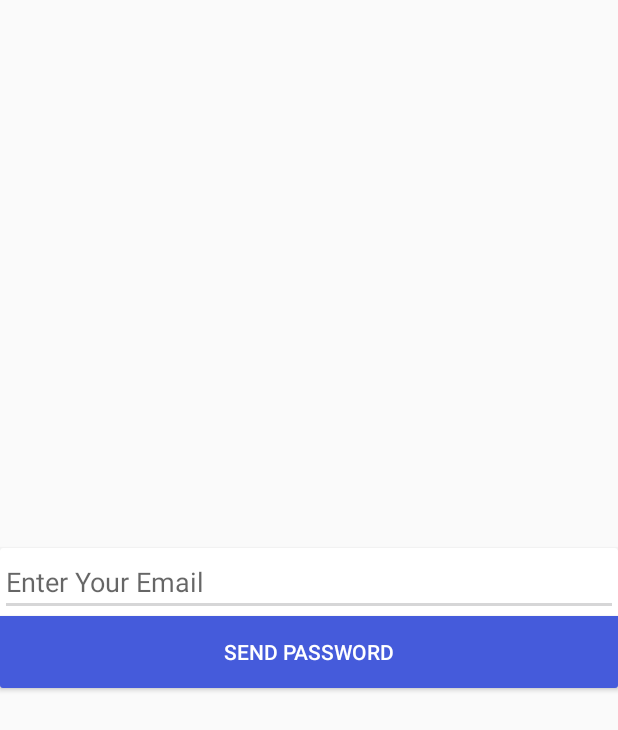
After one commit to Amxadhussain97/Android, an Android app: the ForgetpassActivity screen opened directly, with no data from a screen before it, on a phone screen of 412 x 824 dp. The commit adds this screen. Shown: the top 730 px of the screen. Run offline under Robolectric (Android 15) with nearby library versions, the phone set to English and light mode, and no system bars; our stand-ins replace Firebase (no records; nobody signed in at launch, a user with empty details on screens opened directly).

Commit message:
updated 27-9-19

```diff
--- a/app/src/main/AndroidManifest.xml
+++ b/app/src/main/AndroidManifest.xml
@@ -11,7 +11,8 @@
         android:supportsRtl="true"
         android:theme="@style/AppTheme"
         tools:ignore="GoogleAppIndexingWarning">
-        <activity android:name=".ChatFragment"></activity>
+        <activity android:name=".ForgetpassActivity"></activity>
+        <activity android:name=".ChatFragment" />
         <activity android:name=".message_activity" />
         <activity android:name=".fragment_users" />
         <activity android:name=".PostActivity" />
--- /dev/null
+++ b/app/src/main/java/com/example/hometutor/ForgetpassActivity.java
@@ -0,0 +1,58 @@
+package com.example.hometutor;
+
+import androidx.annotation.NonNull;
+import androidx.appcompat.app.AppCompatActivity;
+
+import android.os.Bundle;
+import android.view.View;
+import android.widget.Button;
+import android.widget.EditText;
+import android.widget.ProgressBar;
+import android.widget.Toast;
+import android.widget.Toolbar;
+
+import com.google.android.gms.tasks.OnCompleteListener;
+import com.google.android.gms.tasks.Task;
+import com.google.firebase.auth.FirebaseAuth;
+
+public class ForgetpassActivity extends AppCompatActivity {
+    Toolbar toolbar;
+    ProgressBar progressbar;
+    private EditText text;
+    private Button btn;
+    FirebaseAuth fuser;
+    @Override
+    protected void onCreate(Bundle savedInstanceState) {
+        super.onCreate(savedInstanceState);
+        setContentView(R.layout.activity_forgetpass);
+        text = findViewById(R.id.fp_email_id);
+        btn = findViewById(R.id.fp_btn_id);
+        progressbar = findViewById(R.id.fp_progress_id);
+        fuser = FirebaseAuth.getInstance();
+        btn.setOnClickListener(new View.OnClickListener() {
+            @Override
+            public void onClick(View v) {
+                progressbar.setVisibility(View.VISIBLE);
+                fuser.sendPasswordResetEmail(text.getText().toString()).addOnCompleteListener(new OnCompleteListener<Void>() {
+                    @Override
+                    public void onComplete(@NonNull Task<Void> task) {
+                        if(task.isSuccessful())
+                        {
+                            progressbar.setVisibility(View.GONE);
+                            Toast.makeText(ForgetpassActivity.this,"Password send to your email",Toast.LENGTH_SHORT).show();
+
+
+                        }
+                        else
+                        {
+                            Toast.makeText(ForgetpassActivity.this,task.getException().getMessage(),Toast.LENGTH_SHORT).show();
+
+                        }
+                    }
+                });
+            }
+        });
+
+
+    }
+}
--- a/app/src/main/java/com/example/hometutor/create_post_view.java
+++ b/app/src/main/java/com/example/hometutor/create_post_view.java
@@ -3,6 +3,7 @@ package com.example.hometutor;
 import androidx.annotation.NonNull;
 import androidx.appcompat.app.AppCompatActivity;
 //import android.support.v7.app.AppCompatActivity;
+import android.content.Intent;
 import android.os.Bundle;
 import android.view.View;
 import android.widget.TextView;
@@ -54,6 +55,9 @@ public class create_post_view extends AppCompatActivity {
                     public void onComplete(@NonNull Task<Void> task) {
                  if(task.isSuccessful()){
                      Toast.makeText(create_post_view.this,"Post successful",Toast.LENGTH_SHORT).show();
+                     Intent intent = new Intent(getApplicationContext(),Student_Dashboard.class);
+                     startActivity(intent);
+                     finish();
                  }else
                         Toast.makeText(create_post_view.this,"Post failed",Toast.LENGTH_SHORT).show();
                     }
--- a/app/src/main/res/drawable/face_icon_24dp.xml
+++ b/app/src/main/res/drawable/face_icon_24dp.xml
@@ -1,5 +1,5 @@
-<vector android:height="24dp" android:tint="#FEFFFD"
+<vector android:height="24dp" android:tint="#3F51B5"
     android:viewportHeight="24.0" android:viewportWidth="24.0"
     android:width="24dp" xmlns:android="http://schemas.android.com/apk/res/android">
-    <path android:fillColor="#FF000000" android:pathData="M9,11.75c-0.69,0 -1.25,0.56 -1.25,1.25s0.56,1.25 1.25,1.25 1.25,-0.56 1.25,-1.25 -0.56,-1.25 -1.25,-1.25zM15,11.75c-0.69,0 -1.25,0.56 -1.25,1.25s0.56,1.25 1.25,1.25 1.25,-0.56 1.25,-1.25 -0.56,-1.25 -1.25,-1.25zM12,2C6.48,2 2,6.48 2,12s4.48,10 10,10 10,-4.48 10,-10S17.52,2 12,2zM12,20c-4.41,0 -8,-3.59 -8,-8 0,-0.29 0.02,-0.58 0.05,-0.86 2.36,-1.05 4.23,-2.98 5.21,-5.37C11.07,8.33 14.05,10 17.42,10c0.78,0 1.53,-0.09 2.25,-0.26 0.21,0.71 0.33,1.47 0.33,2.26 0,4.41 -3.59,8 -8,8z"/>
+    <path android:fillColor="#3F51B5" android:pathData="M9,11.75c-0.69,0 -1.25,0.56 -1.25,1.25s0.56,1.25 1.25,1.25 1.25,-0.56 1.25,-1.25 -0.56,-1.25 -1.25,-1.25zM15,11.75c-0.69,0 -1.25,0.56 -1.25,1.25s0.56,1.25 1.25,1.25 1.25,-0.56 1.25,-1.25 -0.56,-1.25 -1.25,-1.25zM12,2C6.48,2 2,6.48 2,12s4.48,10 10,10 10,-4.48 10,-10S17.52,2 12,2zM12,20c-4.41,0 -8,-3.59 -8,-8 0,-0.29 0.02,-0.58 0.05,-0.86 2.36,-1.05 4.23,-2.98 5.21,-5.37C11.07,8.33 14.05,10 17.42,10c0.78,0 1.53,-0.09 2.25,-0.26 0.21,0.71 0.33,1.47 0.33,2.26 0,4.41 -3.59,8 -8,8z"/>
 </vector>
--- /dev/null
+++ b/app/src/main/res/layout/activity_forgetpass.xml
@@ -0,0 +1,47 @@
+<?xml version="1.0" encoding="utf-8"?>
+<LinearLayout xmlns:android="http://schemas.android.com/apk/res/android"
+    xmlns:app="http://schemas.android.com/apk/res-auto"
+    xmlns:tools="http://schemas.android.com/tools"
+    android:layout_width="match_parent"
+    android:layout_height="match_parent"
+    android:gravity="center"
+    android:orientation="vertical"
+    tools:context=".ForgetpassActivity">
+
+        <ProgressBar
+            android:id="@+id/fp_progress_id"
+            android:layout_width="match_parent"
+            android:layout_height="wrap_content"
+            android:layout_gravity="end"
+            style="@style/Widget.AppCompat.ProgressBar"
+            android:visibility="gone"
+
+            />
+    <androidx.cardview.widget.CardView
+        android:layout_width="match_parent"
+        android:layout_height="wrap_content">
+        <LinearLayout
+            android:layout_width="match_parent"
+            android:layout_height="wrap_content"
+            android:orientation="vertical"
+            >
+
+            <EditText
+                android:id="@+id/fp_email_id"
+                android:layout_width="match_parent"
+                android:layout_height="wrap_content"
+                android:hint="Enter Your Email"/>
+            <Button
+                android:id="@+id/fp_btn_id"
+                android:layout_width="match_parent"
+                android:layout_height="wrap_content"
+                android:text="Send Password"
+                android:textColor="#FFFFFF"
+                android:background="#455BDB"/>
+        </LinearLayout>
+
+
+
+    </androidx.cardview.widget.CardView>
+
+</LinearLayout>
```
Also changed, not shown: app/src/main/java/com/example/hometutor/Login.java (+11 -3 lines), app/src/main/java/com/example/hometutor/RegistrationForm.java (+11 -4 lines), app/src/main/res/layout/activity_main.xml (+14 -3 lines), app/src/main/res/layout/activity_message_activity.xml (+10 -4 lines), app/src/main/res/layout/activity_student_profile.xml (+101 -144 lines).
